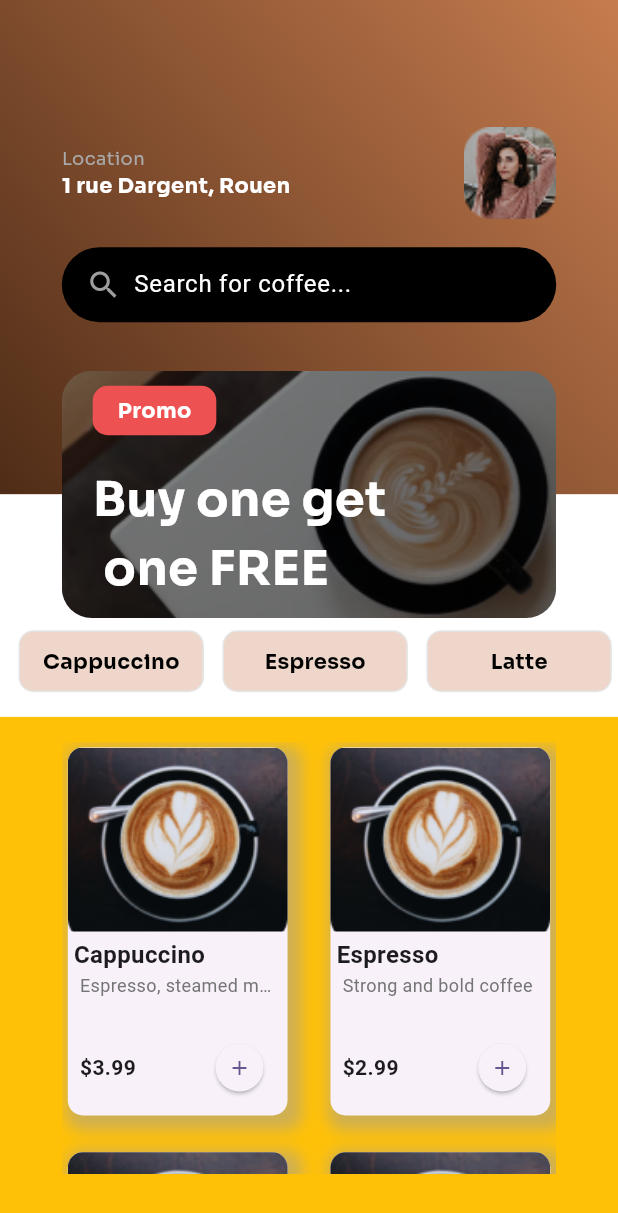
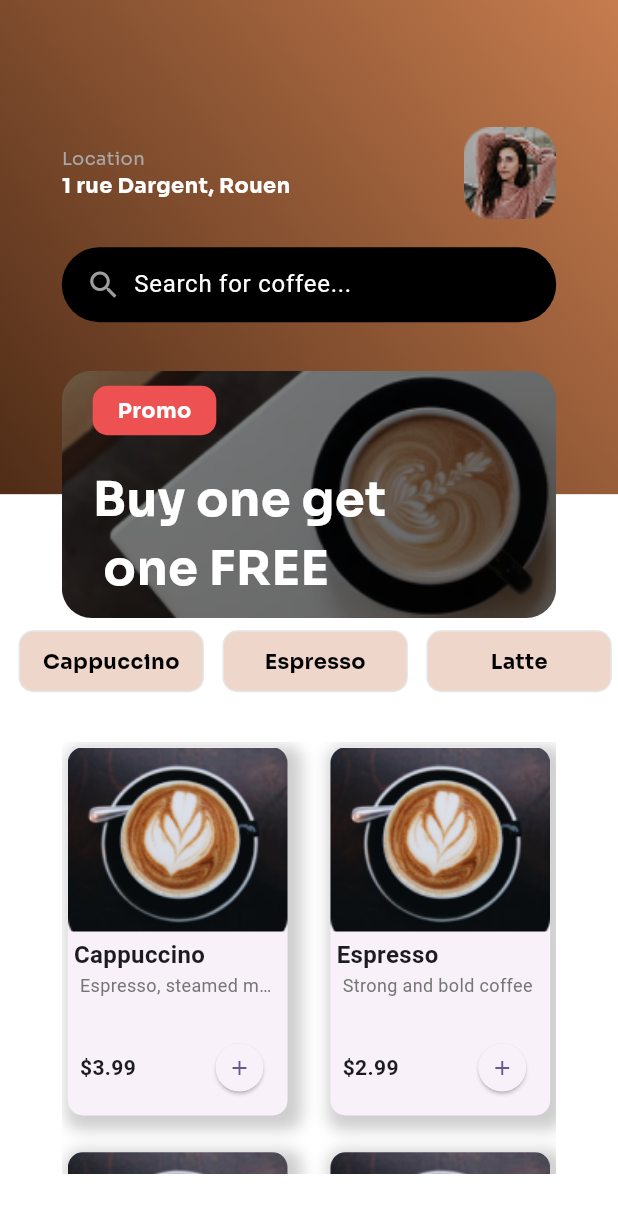
Before and after one commit to BCretinoir/Flutter_test2, a Flutter app: the HomeView screen opened directly, on a phone screen of 412 x 824 dp. Shown: the top 1213 px of the screen. Run offline on Flutter 3.47's test engine with Material 3 defaults, Android fonts, the phone set to English and light mode, and no system bars.

Commit message:
Final commit (je retire le orange dégueulasse)

```diff
--- a/lib/modules/home/views/home_view.dart
+++ b/lib/modules/home/views/home_view.dart
@@ -164,7 +164,7 @@ class HomeView extends StatelessWidget {
           Align(
             alignment: Alignment.bottomCenter,
             child: Container(
-              color: Colors.amber,
+              color: const Color.fromARGB(255, 255, 255, 255),
               height: screenHeight * 0.42,
               width: screenWidth,
             ),
```
